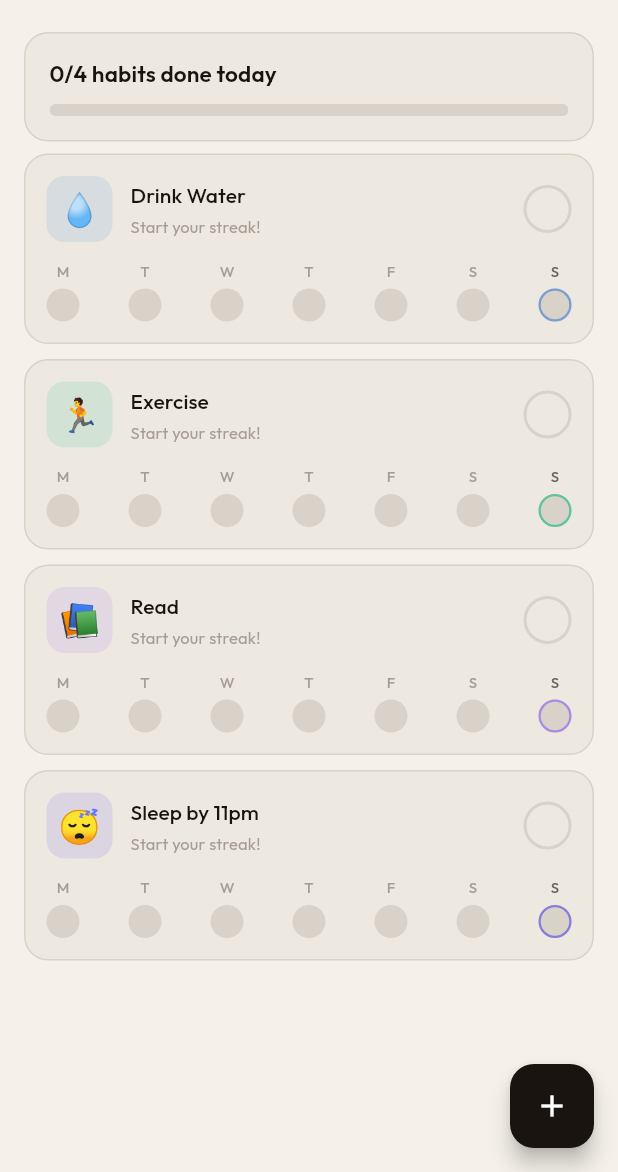
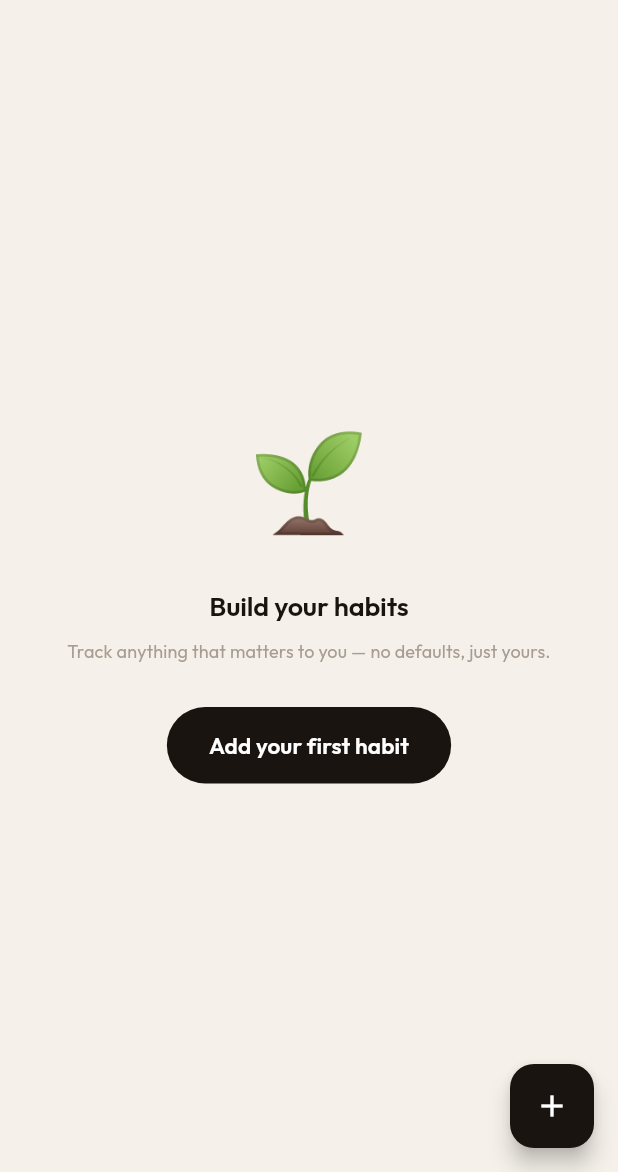
Before and after one commit to vidhihirenbhandari/ARIA, a Flutter app: the HabitsScreen screen opened directly, on a phone screen of 412 x 824 dp, the part 64-1236 px from its top. Run offline on Flutter 3.47's test engine with Material 3 defaults, Android fonts, the phone set to English and light mode, and no system bars; our stand-ins replace dio, flutter_local_notifications, flutter_riverpod, flutter_tts, go_router, google_fonts and 3 more; accounts and stored records are empty; network calls fail.

Commit message:
feat: habit tracker starts blank, users define their own habits
- Remove all hardcoded default habits (Drink Water, Exercise, Read, Sleep)
- Habits list starts empty on first launch
- Add Habit sheet now includes emoji field, frequency toggle, and
  color picker so each person tracks exactly what matters to them
- Improved empty state with onboarding prompt

Co-Authored-By: Claude Sonnet 4.6 <noreply@anthropic.com>
Claude-Session: https://claude.ai/code/session_01RFN1s99MGXv3D83ccWJSy8

```diff
--- a/mobile/lib/features/habits/presentation/screens/habits_screen.dart
+++ b/mobile/lib/features/habits/presentation/screens/habits_screen.dart
@@ -26,7 +26,7 @@ class HabitsScreen extends ConsumerWidget {
         centerTitle: false,
       ),
       body: habits.isEmpty
-          ? _buildEmpty(context)
+          ? _buildEmpty(context, ref)
           : CustomScrollView(
               slivers: [
                 SliverToBoxAdapter(
@@ -49,20 +49,39 @@ class HabitsScreen extends ConsumerWidget {
     );
   }
 
-  Widget _buildEmpty(BuildContext context) {
+  Widget _buildEmpty(BuildContext context, WidgetRef ref) {
     return Center(
+      child: Padding(
+        padding: const EdgeInsets.symmetric(horizontal: 40),
         child: Column(
           mainAxisAlignment: MainAxisAlignment.center,
           children: [
-          Text('🌱', style: const TextStyle(fontSize: 56)),
-          const SizedBox(height: 16),
-          Text('No habits yet', style: AppTextStyles.headlineMedium),
-          const SizedBox(height: 8),
+            const Text('🌱', style: TextStyle(fontSize: 64)),
+            const SizedBox(height: 20),
+            Text('Build your habits', style: AppTextStyles.headlineMedium),
+            const SizedBox(height: 10),
             Text(
-            'Tap + to add your first habit',
+              'Track anything that matters to you — no defaults, just yours.',
               style: AppTextStyles.bodySmall.copyWith(color: AppColors.textTertiary),
+              textAlign: TextAlign.center,
+            ),
+            const SizedBox(height: 28),
+            GestureDetector(
+              onTap: () => _showAddSheet(context, ref),
+              child: Container(
+                padding: const EdgeInsets.symmetric(horizontal: 28, vertical: 14),
+                decoration: BoxDecoration(
+                  color: AppColors.accent,
+                  borderRadius: BorderRadius.circular(32),
+                ),
+                child: Text(
+                  'Add your first habit',
+                  style: AppTextStyles.button.copyWith(color: Colors.white),
+                ),
+              ),
             ),
           ],
+        ),
       ),
     );
   }
@@ -321,25 +340,20 @@ class _AddHabitSheet extends StatefulWidget {
 
 class _AddHabitSheetState extends State<_AddHabitSheet> {
   final _nameCtrl = TextEditingController();
-  String _selectedEmoji = '⭐';
+  final _emojiCtrl = TextEditingController(text: '✅');
   String _selectedFrequency = 'daily';
   int _selectedColor = 0xFF3A7BD5;
-
-  static const _emojis = [
-    '💧', '🏃', '📚', '😴', '🧘', '🥗',
-    '💊', '🎯', '✍️', '🎵', '🌿', '❤️',
-  ];
 
   static const _colors = [
     0xFF3A7BD5,
     0xFF10B981,
     0xFF8B5CF6,
+    0xFFEC4899,
+    0xFFEF4444,
+    0xFFE8803A,
     0xFF4F46E5,
-    0xFFEF4444,
-    0xFFF59E0B,
+    0xFF6B7280,
   ];
-
-  static const _frequencies = ['daily', 'weekdays', 'weekends'];
 
   @override
   void dispose() {
```
Also changed, not shown: mobile/lib/shared/providers/habits_provider.dart (+1 -50 lines). Lines whose indentation alone changed are shown as unchanged.
